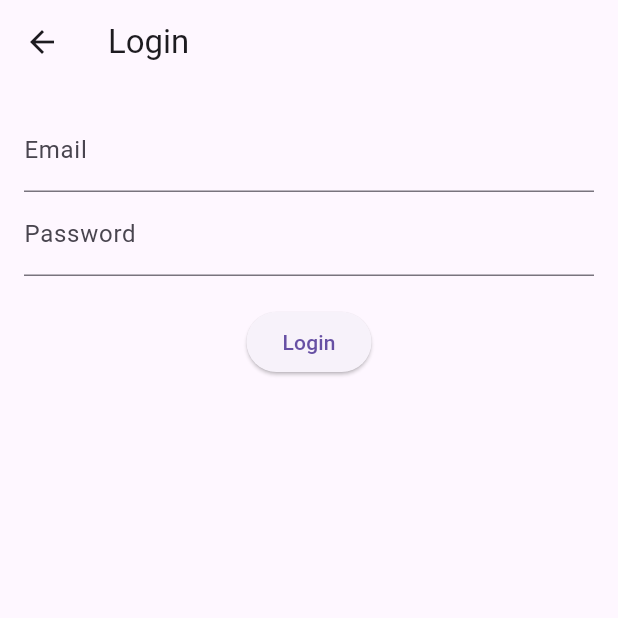
After one commit to HakanSevik/Project_ToDoApp, a Flutter app: the LoginPage screen opened directly, on a phone screen of 412 x 824 dp, the top half of it. The commit adds this screen. Run offline on Flutter 3.47's test engine with Material 3 defaults, Android fonts, the phone set to English and light mode, and no system bars; our stand-ins replace firebase_auth, firebase_core; missing offline and left inert: services; accounts and stored records are empty; statements that could not run were skipped.

Commit message:
Firebase implemenmtiert

```diff
--- /dev/null
+++ b/todoapp/todoapp/lib/screens/login_home.dart
@@ -0,0 +1,45 @@
+import 'package:flutter/material.dart';
+import 'package:provider/provider.dart';
+import 'package:services/auth.dart'; // importier auth
+
+class LoginPage extends StatelessWidget {
+  final TextEditingController emailController = TextEditingController();
+  final TextEditingController passwordController = TextEditingController();
+
+  @override
+  Widget build(BuildContext context) {
+    final authService = Provider.of<AuthService>(context);
+
+    return Scaffold(
+      appBar: AppBar(
+        title: Text('Login'),
+      ),
+      body: Padding(
+        padding: const EdgeInsets.all(16.0),
+        child: Column(
+          children: [
+            TextField(
+              controller: emailController,
+              decoration: InputDecoration(labelText: 'Email'),
+            ),
+            TextField(
+              controller: passwordController,
+              decoration: InputDecoration(labelText: 'Password'),
+              obscureText: true,
+            ),
+            SizedBox(height: 20),
+            ElevatedButton(
+              onPressed: () async {
+                await authService.signInWithEmailAndPassword(
+                  emailController.text,
+                  passwordController.text,
+                );
+              },
+              child: Text('Login'),
+            ),
+          ],
+        ),
+      ),
+    );
+  }
+}
--- /dev/null
+++ b/todoapp/todoapp/lib/services/auth.dart
@@ -0,0 +1,20 @@
+import 'package:firebase_auth/firebase_auth.dart';
+
+class AuthService {
+  final FirebaseAuth _firebaseAuth = FirebaseAuth.instance;
+
+  // Stream to listen to authentication state changes
+  Stream<User?> get user {
+    return _firebaseAuth.authStateChanges();
+  }
+
+  // Sign in with email and password
+  Future<void> signInWithEmailAndPassword(String email, String password) async {
+    await _firebaseAuth.signInWithEmailAndPassword(email: email, password: password);
+  }
+
+  // Sign out
+  Future<void> signOut() async {
+    await _firebaseAuth.signOut();
+  }
+}
--- a/todoapp/todoapp/pubspec.yaml
+++ b/todoapp/todoapp/pubspec.yaml
@@ -39,7 +39,9 @@ dependencies:
 dev_dependencies:
   flutter_test:
     sdk: flutter
-
+     firebase_core: ^2.5.0
+  firebase_auth: ^4.3.0
+  provider: ^6.0.5
   # The "flutter_lints" package below contains a set of recommended lints to
   # encourage good coding practices. The lint set provided by the package is
   # activated in the `analysis_options.yaml` file located at the root of your
```
Also changed, not shown: todoapp/todoapp/lib/main.dart (+29 -0 lines), todoapp/todoapp/lib/screens/home.dart (+58 -0 lines).
